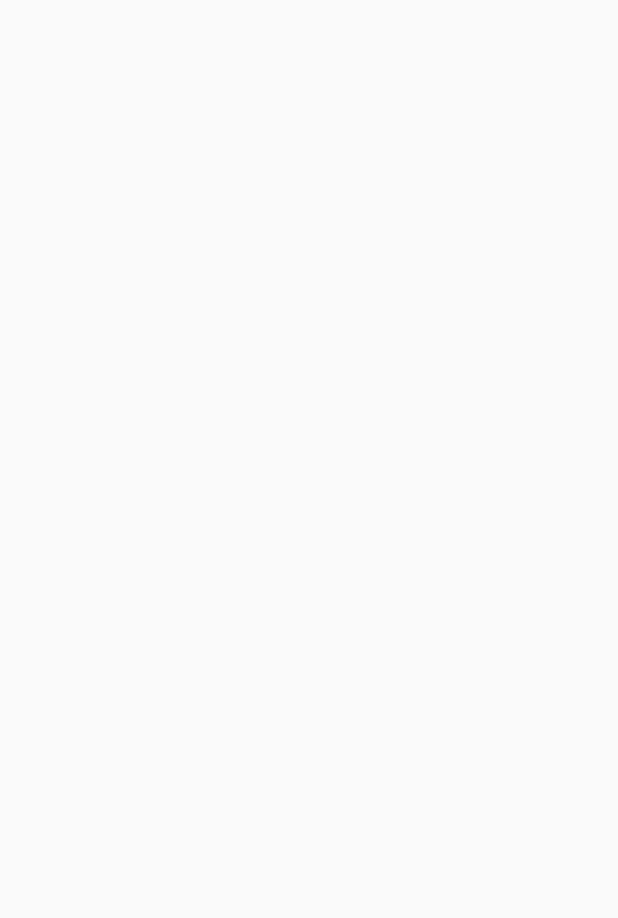
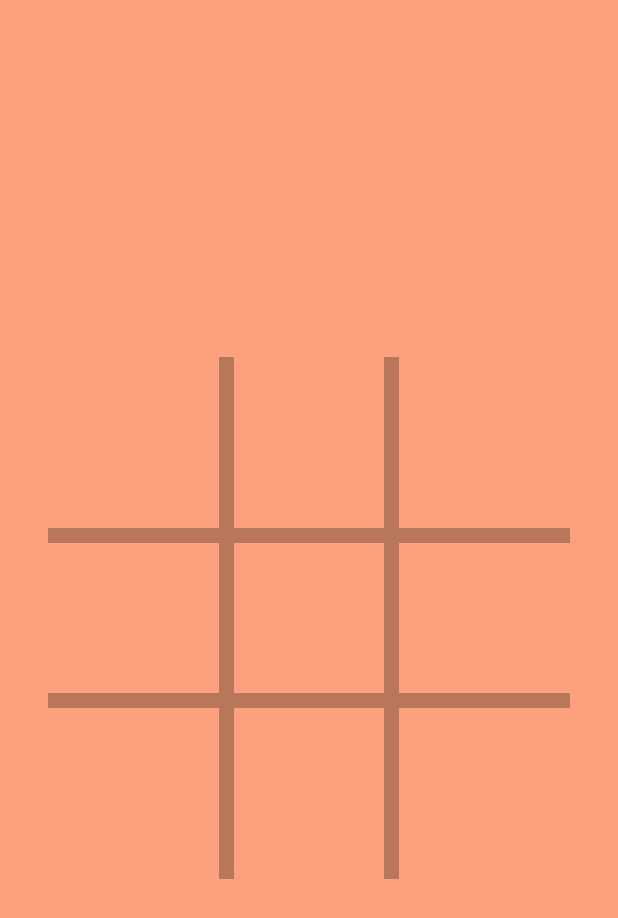
Before and after one commit to evanfaler/TicTacToe, an Android app: the screen it shows after launch (TicTacToe_Activity), on a phone screen of 412 x 824 dp. Before the commit the part shown is empty. Shown: the top 918 px of the screen. Run offline under Robolectric (Android 15) with nearby library versions, the phone set to English and light mode, and no system bars.

Commit message:
Major updates to main board fragment UI

```diff
--- /dev/null
+++ b/app/src/main/java/com/dualranger/tictactoe/SquareRelativeLayout.java
@@ -0,0 +1,37 @@
+package com.dualranger.tictactoe;
+
+import android.content.Context;
+import android.util.AttributeSet;
+import android.widget.RelativeLayout;
+
+public class SquareRelativeLayout extends RelativeLayout {
+
+    public SquareRelativeLayout(Context context) {
+        super(context);
+        init();
+    }
+
+    public SquareRelativeLayout(Context context, AttributeSet attrs) {
+        super(context, attrs);
+        init();
+    }
+
+    public SquareRelativeLayout(Context context, AttributeSet attrs, int defStyle) {
+        super(context, attrs, defStyle);
+        init();
+    }
+
+    private void init() {
+        inflate(getContext(), R.layout.board, this);
+    }
+
+    @Override
+    protected void onMeasure(int widthMeasureSpec, int heightMeasureSpec) {
+        super.onMeasure(widthMeasureSpec, widthMeasureSpec);
+
+        int width = getMeasuredWidth();
+        setMeasuredDimension(width, width);
+    }
+
+
+}
--- /dev/null
+++ b/app/src/main/res/layout/board.xml
@@ -0,0 +1,47 @@
+<?xml version="1.0" encoding="utf-8"?>
+<RelativeLayout
+    xmlns:android="http://schemas.android.com/apk/res/android"
+    android:id="@+id/relative_board_layout"
+    android:layout_width="fill_parent"
+    android:layout_height="fill_parent">
+
+    <View
+        android:id="@+id/space_5"
+        android:layout_width="100dp"
+        android:layout_height="100dp"
+        android:layout_centerInParent="true"/>
+
+    <View
+        android:id="@+id/top_horizontal"
+        android:layout_width="match_parent"
+        android:layout_height="10dp"
+        android:layout_marginRight="16dp"
+        android:layout_marginLeft="16dp"
+        android:background="@color/boardLines"
+        android:layout_above="@+id/space_5"/>
+
+    <View
+        android:layout_width="match_parent"
+        android:layout_height="10dp"
+        android:layout_marginRight="16dp"
+        android:layout_marginLeft="16dp"
+        android:background="@color/boardLines"
+        android:layout_below="@+id/space_5"/>
+
+    <View
+        android:layout_width="10dp"
+        android:layout_height="match_parent"
+        android:layout_marginBottom="16dp"
+        android:layout_marginTop="16dp"
+        android:background="@color/boardLines"
+        android:layout_toLeftOf="@+id/space_5"/>
+
+    <View
+        android:layout_width="10dp"
+        android:layout_height="match_parent"
+        android:layout_marginBottom="16dp"
+        android:layout_marginTop="16dp"
+        android:background="@color/boardLines"
+        android:layout_toRightOf="@+id/space_5"/>
+
+</RelativeLayout>
--- a/app/src/main/res/layout/fragment_board.xml
+++ b/app/src/main/res/layout/fragment_board.xml
@@ -1,8 +1,9 @@
 <?xml version="1.0" encoding="utf-8"?>
-<LinearLayout
+<com.dualranger.tictactoe.SquareRelativeLayout
     xmlns:android="http://schemas.android.com/apk/res/android"
-    android:orientation="vertical"
-    android:layout_width="match_parent"
-    android:layout_height="match_parent">
+    android:layout_margin="16dp"
+    android:layout_width="wrap_content"
+    android:layout_height="wrap_content"
+    android:layout_gravity="center">
 
-</LinearLayout>
+</com.dualranger.tictactoe.SquareRelativeLayout>
--- /dev/null
+++ b/app/src/main/res/layout/testlayout.xml
@@ -0,0 +1,13 @@
+<?xml version="1.0" encoding="utf-8"?>
+<RelativeLayout
+    xmlns:android="http://schemas.android.com/apk/res/android"
+    android:layout_width="match_parent"
+    android:layout_height="match_parent">
+
+    <View
+        android:layout_width="20dp"
+        android:layout_height="20dp"
+        android:layout_centerInParent="true"
+        android:background="@android:color/black"/>
+
+</RelativeLayout>
--- a/app/src/main/res/layout/tictactoe_framelayoutt.xml
+++ b/app/src/main/res/layout/tictactoe_framelayoutt.xml
@@ -4,6 +4,7 @@
     android:id="@+id/fragment_container"
     android:orientation="vertical"
     android:layout_width="match_parent"
-    android:layout_height="match_parent">
+    android:layout_height="match_parent"
+    android:background="@color/boardBackground">
 
 </FrameLayout>
--- a/app/src/main/res/values/colors.xml
+++ b/app/src/main/res/values/colors.xml
@@ -3,4 +3,9 @@
     <color name="colorPrimary">#3F51B5</color>
     <color name="colorPrimaryDark">#303F9F</color>
     <color name="colorAccent">#FF4081</color>
+    <color name="boardBackground">#FCA17D</color>
+    <color name="boardLines">#B8765B</color>
+    <color name="xColor">#2C363F</color>
+    <color name="oColor">#F2F5EA</color>
+
 </resources>
```
